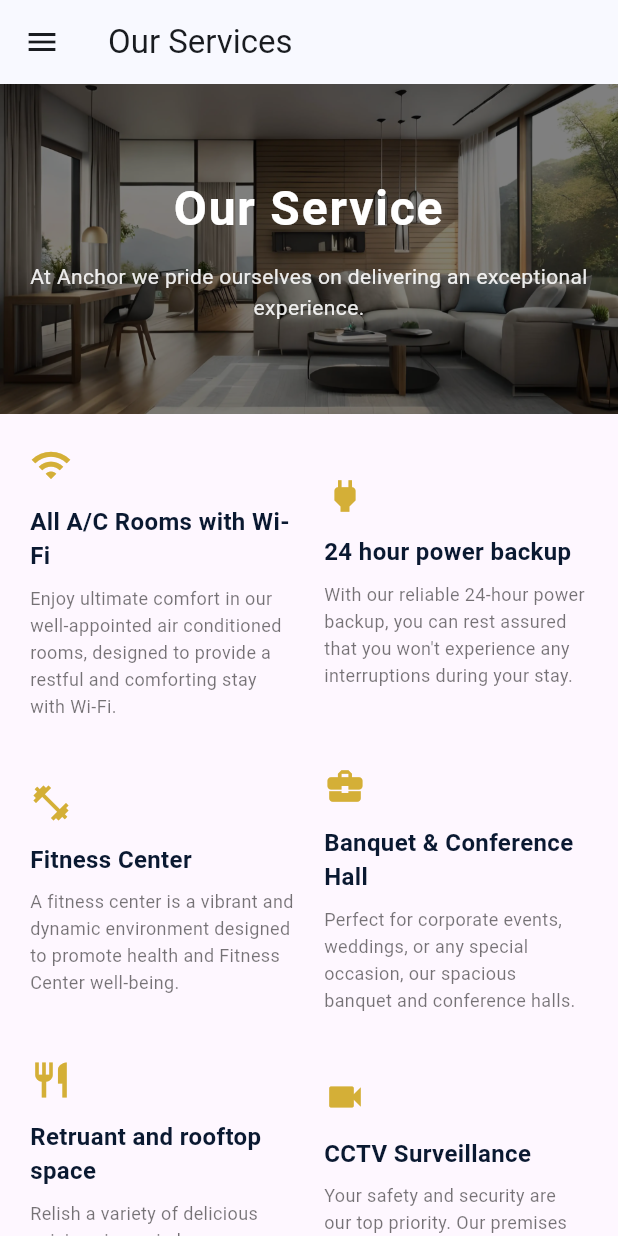
After one commit to vivekprasad99/hotelanchor, a Flutter app: the ServiceScreen screen opened by its route, on a phone screen of 412 x 824 dp. The commit adds this screen. Run offline on Flutter 3.47's test engine with Material 3 defaults, Android fonts, the phone set to English and light mode, and no system bars; our stand-ins replace carousel_slider, equatable, firebase_auth, firebase_core, flutter_bloc, flutter_secure_storage and 5 more; accounts and stored records are empty.

Commit message:
Services Done

```diff
--- a/lib/core/routes/app_routes.dart
+++ b/lib/core/routes/app_routes.dart
@@ -1,5 +1,6 @@
 import 'package:flutter/material.dart';
 import 'package:hotelanchor/features/hotels/presentation/screens/gallery_screen.dart';
+import 'package:hotelanchor/features/hotels/presentation/screens/service/service_screen.dart';
 import '../../features/splash/presentation/pages/splash_screen.dart';
 import '../../features/auth/presentation/pages/auth_screen.dart';
 import '../../features/hotels/presentation/screens/hotel_listing_screen.dart';
@@ -31,6 +32,8 @@ class AppRoutes {
         return MaterialPageRoute(builder: (_) => const AboutScreen());
       case gallery:
         return MaterialPageRoute(builder: (_) => const GalleryScreen());
+      case service:
+        return MaterialPageRoute(builder: (_) => const ServiceScreen());
       default:
         return MaterialPageRoute(
           builder:
--- a/lib/features/hotels/presentation/screens/hotel_listing_screen.dart
+++ b/lib/features/hotels/presentation/screens/hotel_listing_screen.dart
@@ -47,9 +47,9 @@ class _HotelListingScreenState extends State<HotelListingScreen> {
         case 2: // Gallery
           Navigator.pushNamed(context, AppRoutes.gallery);
           break;
-        // case 3: // Facilities
-        //   Navigator.pushNamed(context, AppRoutes.facilities);
-        //   break;
+        case 5: // Service
+          Navigator.pushNamed(context, AppRoutes.service);
+          break;
         // Other cases will be added later
       }
     }
@@ -64,17 +64,7 @@ class _HotelListingScreenState extends State<HotelListingScreen> {
   @override
   Widget build(BuildContext context) {
     return Scaffold(
-      appBar: AppBar(
-        title: const Text('Hotel Anchor'),
-        actions: [
-          IconButton(
-            icon: const Icon(Icons.search),
-            onPressed: () {
-              // Search functionality will be implemented later
-            },
-          ),
-        ],
-      ),
+      appBar: AppBar(title: const Text('Hotel Anchor')),
       drawer: HotelDrawer(
         selectedIndex: _selectedIndex,
         isExpanded: _isExpanded,
--- /dev/null
+++ b/lib/features/hotels/presentation/screens/service/service_mobile_view.dart
@@ -0,0 +1,421 @@
+import 'package:flutter/material.dart';
+import 'package:hotelanchor/core/constants/app_constants.dart';
+import 'package:flutter/foundation.dart';
+
+class ServiceMobileView extends StatelessWidget {
+  const ServiceMobileView({super.key});
+
+  @override
+  Widget build(BuildContext context) {
+    return SingleChildScrollView(
+      child: Column(
+        crossAxisAlignment: CrossAxisAlignment.start,
+        children: [
+          // Banner image with overlay text (exactly as shown in the image)
+          Stack(
+            alignment: Alignment.center,
+            children: [
+              // Background image
+              Image.asset(
+                '${AppConstants.imagePath}/header__bg.webp', // Using existing header__bg.webp image
+                width: double.infinity,
+                height: 220,
+                fit: BoxFit.cover,
+              ),
+              // Dark overlay
+              Container(
+                width: double.infinity,
+                height: 220,
+                color: Colors.black.withOpacity(0.5),
+              ),
+              // Text content
+              Padding(
+                padding: const EdgeInsets.symmetric(horizontal: 20),
+                child: Column(
+                  mainAxisSize: MainAxisSize.min,
+                  children: [
+                    const Text(
+                      'Our Service',
+                      style: TextStyle(
+                        color: Colors.white,
+                        fontSize: 32,
+                        fontWeight: FontWeight.bold,
+                        letterSpacing: 1.2,
+                      ),
+                      textAlign: TextAlign.center,
+                    ),
+                    const SizedBox(height: 12),
+                    Text(
+                      'At Anchor we pride ourselves on delivering an exceptional experience.',
+                      style: TextStyle(
+                        color: Colors.white.withOpacity(0.9),
+                        fontSize: 14,
+                        height: 1.5,
+                      ),
+                      textAlign: TextAlign.center,
+                    ),
+                  ],
+                ),
+              ),
+            ],
+          ),
+
+          // Service features grid - based on the image
+          Padding(
+            padding: const EdgeInsets.all(20.0),
+            child: Column(
+              children: [
+                // First row
+                Row(
+                  children: [
+                    Expanded(
+                      child: _buildServiceFeature(
+                        icon: Icons.wifi,
+                        title: 'All A/C Rooms with Wi-Fi',
+                        description:
+                            'Enjoy ultimate comfort in our well-appointed air conditioned rooms, designed to provide a restful and comforting stay with Wi-Fi.',
+                      ),
+                    ),
+                    const SizedBox(width: 20),
+                    Expanded(
+                      child: _buildServiceFeature(
+                        icon: Icons.power,
+                        title: '24 hour power backup',
+                        description:
+                            'With our reliable 24-hour power backup, you can rest assured that you won\'t experience any interruptions during your stay.',
+                      ),
+                    ),
+                  ],
+                ),
+                const SizedBox(height: 30),
+
+                // Second row
+                Row(
+                  children: [
+                    Expanded(
+                      child: _buildServiceFeature(
+                        icon: Icons.fitness_center,
+                        title: 'Fitness Center',
+                        description:
+                            'A fitness center is a vibrant and dynamic environment designed to promote health and Fitness Center well-being.',
+                      ),
+                    ),
+                    const SizedBox(width: 20),
+                    Expanded(
+                      child: _buildServiceFeature(
+                        icon: Icons.business_center,
+                        title: 'Banquet & Conference Hall',
+                        description:
+                            'Perfect for corporate events, weddings, or any special occasion, our spacious banquet and conference halls.',
+                      ),
+                    ),
+                  ],
+                ),
+                const SizedBox(height: 30),
+
+                // Third row
+                Row(
+                  children: [
+                    Expanded(
+                      child: _buildServiceFeature(
+                        icon: Icons.restaurant,
+                        title: 'Retruant and rooftop space',
+                        description:
+                            'Relish a variety of delicious cuisines in our in-house restaurant, offering both local and international dishes prepared by our expert chefs.',
+                      ),
+                    ),
+                    const SizedBox(width: 20),
+                    Expanded(
+                      child: _buildServiceFeature(
+                        icon: Icons.videocam,
+                        title: 'CCTV Surveillance',
+                        description:
+                            'Your safety and security are our top priority. Our premises are under continuous CCTV surveillance to ensure a secure and safe environment.',
+                      ),
+                    ),
+                  ],
+                ),
+                const SizedBox(height: 30),
+
+                // Fourth row
+                Row(
+                  children: [
+                    Expanded(
+                      child: _buildServiceFeature(
+                        icon: Icons.cleaning_services,
+                        title: 'Daily Housekeeping',
+                        description:
+                            'Our housekeeping team ensures that your room is clean, comfortable, and well-maintained every day, so you can relax and enjoy your stay.',
+                      ),
+                    ),
+                    const SizedBox(width: 20),
+                    Expanded(
+                      child: _buildServiceFeature(
+                        icon: Icons.local_parking,
+                        title: 'Lift Facilities & Free Parking',
+                        description:
+                            'We offer ample parking space at no additional charge, so you can enjoy a stress-free experience when visiting.',
+                      ),
+                    ),
+                  ],
+                ),
+              ],
+            ),
+          ),
+
+          // Our Services section (from the second image)
+          Padding(
+            padding: const EdgeInsets.all(20.0),
+            child: Column(
+              crossAxisAlignment: CrossAxisAlignment.center,
+              children: [
+                // Our Services heading with arrow
+                Row(
+                  mainAxisAlignment: MainAxisAlignment.center,
+                  children: [
+                    const Text(
+                      'Our Services',
+                      style: TextStyle(fontSize: 12, color: Colors.grey),
+                    ),
+                    const SizedBox(width: 4),
+                    Icon(
+                      Icons.arrow_forward,
+                      size: 12,
+                      color: Colors.grey[400],
+                    ),
+                  ],
+                ),
+                const SizedBox(height: 8),
+
+                // Our Services title
+                const Text(
+                  'Our Services',
+                  style: TextStyle(
+                    fontSize: 28,
+                    fontWeight: FontWeight.bold,
+                    color: Color(0xFF0A1931),
+                  ),
+                  textAlign: TextAlign.center,
+                ),
+                const SizedBox(height: 30),
+
+                // Hotel and restaurant section
+                Column(
+                  crossAxisAlignment: CrossAxisAlignment.start,
+                  children: [
+                    // Hotel and restaurant subtitle
+                    const Text(
+                      'Hotel and restaurant',
+                      style: TextStyle(
+                        fontSize: 10,
+                        color: Colors.grey,
+                        letterSpacing: 1.5,
+                      ),
+                    ),
+                    const SizedBox(height: 8),
+
+                    // Hotel and restaurant title
+                    const Text(
+                      'Hotel and restaurant',
+                      style: TextStyle(
+                        fontSize: 22,
+                        fontWeight: FontWeight.bold,
+                        color: Color(0xFF0A1931),
+                      ),
+                    ),
+                    const SizedBox(height: 16),
+
+                    // Hotel and restaurant content
+                    Row(
+                      crossAxisAlignment: CrossAxisAlignment.start,
+                      children: [
+                        // Left side - image
+                        Expanded(
+                          flex: 1,
+                          child: ClipRRect(
+                            borderRadius: BorderRadius.circular(8),
+                            child: Image.asset(
+                              '${AppConstants.imagePath}/3.webp', // Add this image to assets
+                              height: 200,
+                              fit: BoxFit.cover,
+                            ),
+                          ),
+                        ),
+                        const SizedBox(width: 16),
+
+                        // Right side - text
+                        Expanded(
+                          flex: 1,
+                          child: Column(
+                            crossAxisAlignment: CrossAxisAlignment.start,
+                            children: [
+                              const Text(
+                                'At Hotel Anchor, we provide a seamless, luxurious experience with a focus on comfort and relaxation. Our rooms come with Wi-Fi, 24-hour power backup, and CCTV surveillance. Your stay extends to our modern banquet and conference halls, and you can enjoy a variety of local and international cuisines at our restaurant. We also offer amenities like CCTV surveillance and on-site security. Additional services include free parking, lift facilities, and housekeeping to ensure your stay is comfortable and hassle-free.',
+                                style: TextStyle(
+                                  fontSize: 12,
+                                  color: Colors.black54,
+                                  height: 1.5,
+                                ),
+                              ),
+                              const SizedBox(height: 16),
+
+                              // Read More button
+                              TextButton(
+                                onPressed: () {},
+                                style: TextButton.styleFrom(
+                                  padding: EdgeInsets.zero,
+                                  minimumSize: const Size(0, 0),
+                                  tapTargetSize:
+                                      MaterialTapTargetSize.shrinkWrap,
+                                ),
+                                child: const Text(
+                                  'Read More',
+                                  style: TextStyle(
+                                    fontSize: 12,
+                                    color: Color(0xFFD4AF37),
+                                    fontWeight: FontWeight.w500,
+                                  ),
+                                ),
+                              ),
+                            ],
+                          ),
+                        ),
+                      ],
+                    ),
+                  ],
+                ),
+                const SizedBox(height: 40),
+
+                // Romantic Getaway section
+                Column(
+                  crossAxisAlignment: CrossAxisAlignment.start,
+                  children: [
+                    // Romantic Getaway subtitle
+                    const Text(
+                      'Romantic Getaway',
+                      style: TextStyle(
+                        fontSize: 10,
+                        color: Colors.grey,
+                        letterSpacing: 1.5,
+                      ),
+                    ),
+                    const SizedBox(height: 8),
+
+                    // Romantic Getaway title
+                    const Text(
+                      'Romantic Getaway',
+                      style: TextStyle(
+                        fontSize: 22,
+                        fontWeight: FontWeight.bold,
+                        color: Color(0xFF0A1931),
+                      ),
+                    ),
+                    const SizedBox(height: 16),
+
+                    // Romantic Getaway content
+                    Row(
+                      crossAxisAlignment: CrossAxisAlignment.start,
+                      children: [
+                        // Left side - text
+                        Expanded(
+                          flex: 1,
+                          child: Column(
+                            crossAxisAlignment: CrossAxisAlignment.start,
+                            children: [
+                              const Text(
+                                'Hotel Anchor offers a memorable escape for lovebirds. Our Romantic Getaway package includes a decorated room, a breakfast in bed, complete with a bottle of champagne and chocolates to welcome you. Enjoy a scenic location for that special romantic experience. Our attentive staff ensures your privacy while being available to assist with any special requests. Whether you\'re celebrating an anniversary, honeymoon, or simply want to spend quality time with your special someone, our romantic getaway is the perfect choice.',
+                                style: TextStyle(
+                                  fontSize: 12,
+                                  color: Colors.black54,
+                                  height: 1.5,
+                                ),
+                              ),
+                              const SizedBox(height: 16),
+
+                              // Read More button
+                              TextButton(
+                                onPressed: () {},
+                                style: TextButton.styleFrom(
+                                  padding: EdgeInsets.zero,
+                                  minimumSize: const Size(0, 0),
+                                  tapTargetSize:
+                                      MaterialTapTargetSize.shrinkWrap,
+                                ),
+                                child: const Text(
+                                  'Read More',
+                                  style: TextStyle(
+                                    fontSize: 12,
+                                    color: Color(0xFFD4AF37),
+                                    fontWeight: FontWeight.w500,
+                                  ),
+                                ),
+                              ),
+                            ],
+                          ),
+                        ),
+                        const SizedBox(width: 16),
+
+                        // Right side - image
+                        Expanded(
+                          flex: 1,
+                          child: ClipRRect(
+                            borderRadius: BorderRadius.circular(8),
+                            child: Image.asset(
+                              '${AppConstants.imagePath}/4.webp', // Add this image to assets
+                              height: 200,
+                              fit: BoxFit.cover,
+                            ),
+                          ),
+                        ),
+                      ],
+                    ),
+                  ],
+                ),
+              ],
+            ),
+          ),
+        ],
+      ),
+    );
+  }
+
+  Widget _buildServiceFeature({
+    required IconData icon,
+    required String title,
+    required String description,
+  }) {
+    return Column(
+      crossAxisAlignment: CrossAxisAlignment.start,
+      children: [
+        // Icon
+        Icon(
+          icon,
+          size: 28,
+          color: const Color(0xFFD4AF37), // Gold color
+        ),
+        const SizedBox(height: 12),
+
+        // Title
+        Text(
+          title,
+          style: const TextStyle(
+            fontSize: 16,
+            fontWeight: FontWeight.bold,
+            color: Color(0xFF0A1931),
+          ),
+        ),
+        const SizedBox(height: 8),
+
+        // Description
+        Text(
+          description,
+          style: const TextStyle(
+            fontSize: 12,
+            color: Colors.black54,
+            height: 1.5,
+          ),
+        ),
+      ],
+    );
+  }
+}
--- /dev/null
+++ b/lib/features/hotels/presentation/screens/service/service_screen.dart
@@ -0,0 +1,62 @@
+import 'package:flutter/material.dart';
+import 'package:hotelanchor/features/hotels/presentation/widgets/hotel_drawer.dart';
+import 'package:hotelanchor/features/hotels/presentation/screens/service/service_mobile_view.dart';
+
+class ServiceScreen extends StatefulWidget {
+  const ServiceScreen({super.key});
+
+  @override
+  State<ServiceScreen> createState() => _ServiceScreenState();
+}
+
+class _ServiceScreenState extends State<ServiceScreen> {
+  int _selectedIndex = 5; // 5 for Service in drawer
+  bool _isExpanded = false;
+
+  void _onItemTapped(int index) {
+    if (index == _selectedIndex) {
+      // Already on Service screen, just close drawer
+      Navigator.pop(context);
+      return;
+    }
+
+    setState(() {
+      _selectedIndex = index;
+    });
+
+    // Close drawer first
+    Navigator.pop(context);
+
+    // Handle navigation based on selected index
+    if (index == 0) {
+      // Navigate to Home
+      Navigator.pushReplacementNamed(context, '/home');
+    } else if (index == 1) {
+      // Navigate to About
+      Navigator.pushReplacementNamed(context, '/about');
+    } else if (index == 2) {
+      // Navigate to Gallery
+      Navigator.pushReplacementNamed(context, '/gallery');
+    }
+  }
+
+  void _onExpansionChanged(bool expanded) {
+    setState(() {
+      _isExpanded = expanded;
+    });
+  }
+
+  @override
+  Widget build(BuildContext context) {
+    return Scaffold(
+      appBar: AppBar(title: const Text('Our Services')),
+      drawer: HotelDrawer(
+        selectedIndex: _selectedIndex,
+        isExpanded: _isExpanded,
+        onItemTapped: _onItemTapped,
+        onExpansionChanged: _onExpansionChanged,
+      ),
+      body: const ServiceMobileView(),
+    );
+  }
+}
--- a/lib/features/hotels/presentation/widgets/hotel_drawer.dart
+++ b/lib/features/hotels/presentation/widgets/hotel_drawer.dart
@@ -22,7 +22,7 @@ class HotelDrawer extends StatelessWidget {
         padding: EdgeInsets.zero,
         children: [
           DrawerHeader(
-            decoration: BoxDecoration(color: Theme.of(context).primaryColor),
+            decoration: BoxDecoration(color: const Color(0xFFB08968)),
             child: Column(
               mainAxisAlignment: MainAxisAlignment.center,
               children: [
```
